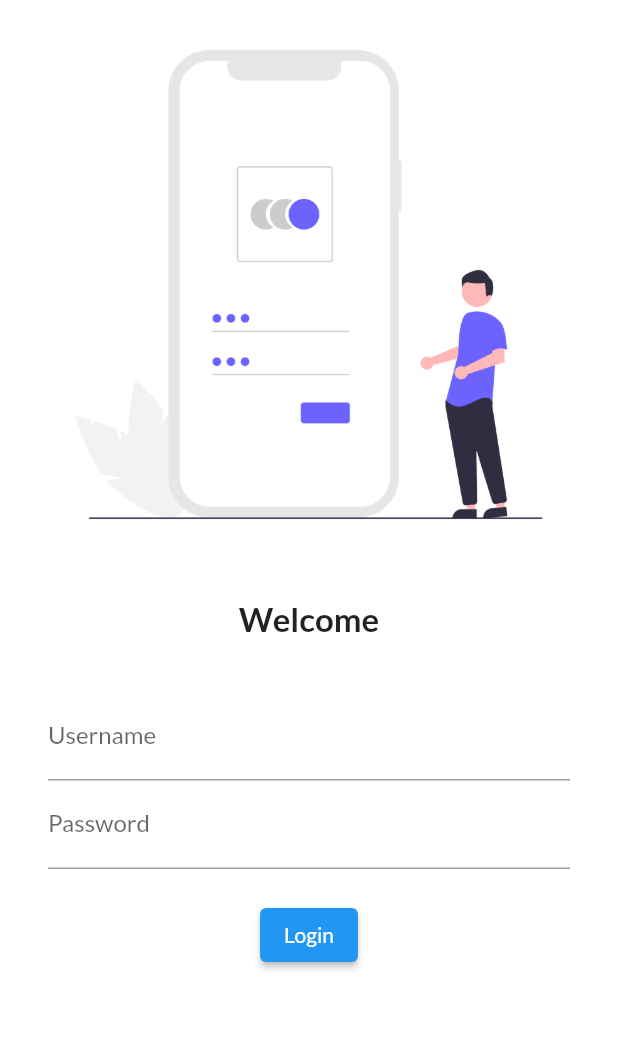
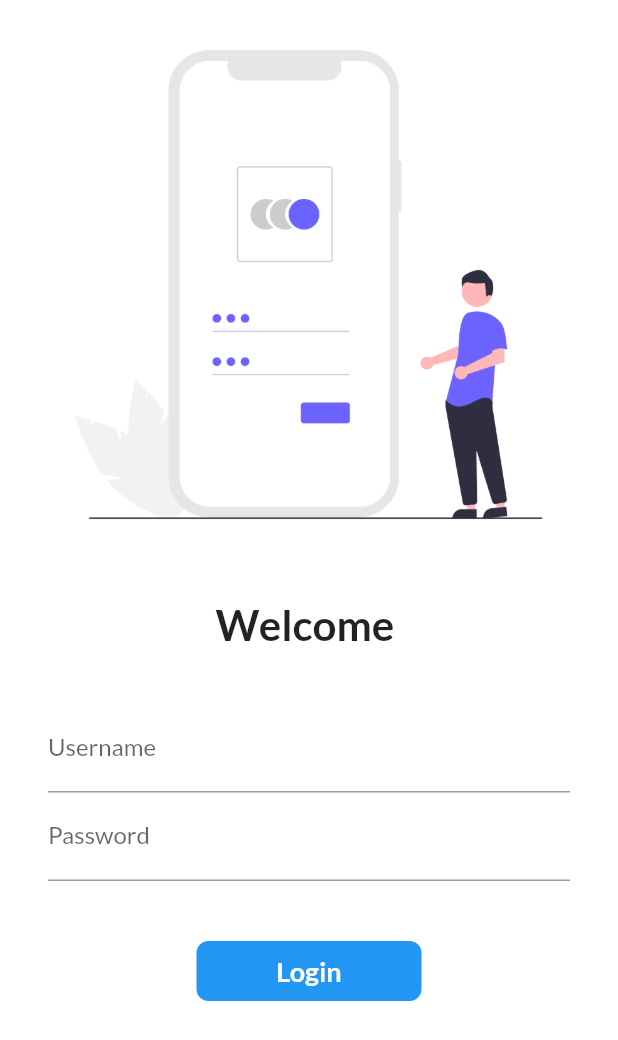
Before and after one commit to ritttwaj/30daysofflutter, a Flutter app: the screen it shows after launch, on a phone screen of 412 x 824 dp. Shown: the top 1040 px of the screen. Run offline on Flutter 3.47's test engine with Material 2 defaults, Android fonts, the phone set to English and light mode, and no system bars; our stand-ins replace google_fonts.

Commit message:
day 6 completed

```diff
--- a/lib/main.dart
+++ b/lib/main.dart
@@ -1,8 +1,10 @@
 import 'package:flutter/material.dart';
 import 'package:flutter_catalog/pages/home_page.dart';
 import 'package:flutter_catalog/pages/login_page.dart';
+import 'package:flutter_catalog/utils/routes.dart';
 import 'package:meta/meta_meta.dart';
 import 'package:google_fonts/google_fonts.dart';
+//git push --set-upstream origin
 
 void main(List<String> args) {
   runApp(Myapp());
@@ -20,6 +22,7 @@ class Myapp extends StatelessWidget {
         primarySwatch: Colors.blue,
         fontFamily: GoogleFonts.lato().fontFamily,
       ),
+      debugShowCheckedModeBanner: false,
       darkTheme: ThemeData(
         brightness: Brightness.light
 
@@ -28,8 +31,8 @@ class Myapp extends StatelessWidget {
 
       routes: {
         "/": (context) => LoginPage(),
-        "/home": (context) => HomePage(),
-        "/login":(context) => LoginPage()
+        MyRoute.homeRoute: (context) => HomePage(),
+        MyRoute.loginRoute:(context) => LoginPage()
       },
     );
   }
--- a/lib/pages/login_page.dart
+++ b/lib/pages/login_page.dart
@@ -1,14 +1,25 @@
 // ignore_for_file: prefer_const_constructors
 
 import 'package:flutter/material.dart';
+import 'package:flutter_catalog/utils/routes.dart';
 
-class LoginPage extends StatelessWidget {
+class LoginPage extends StatefulWidget {
   const LoginPage({super.key});
+
+  @override
+  State<LoginPage> createState() => _LoginPageState();
+}
+
+class _LoginPageState extends State<LoginPage> {
+
+  String name = "";
+  bool changeButton = false;
 
   @override
   Widget build(BuildContext context) {
     return Material(
       color: Colors.white,
+      child: SingleChildScrollView(
         child: Column(
           children: [
             Image.asset(
@@ -19,11 +30,12 @@ class LoginPage extends StatelessWidget {
               height: 20.0,
             ),
             Text(
-            "Welcome",
+              "Welcome $name",
                style: TextStyle(
-            fontSize: 22,
+              fontSize: 28,
               fontWeight: FontWeight.bold
-          ),),
+            ),
+          ),
             SizedBox(
               height: 20.0,
             ),
@@ -35,6 +47,11 @@ class LoginPage extends StatelessWidget {
                   hintText: "Enter username",
                   labelText: "Username",
                 ),
+                onChanged: (value){
+                  name = value;
+                  setState((){ });
+                },
+
               ),
               TextFormField(
                 obscureText: true,
@@ -44,20 +61,57 @@ class LoginPage extends StatelessWidget {
                 ),
               ),
               SizedBox(
-            height: 20.0,
+              height: 40.0,
               ),
 
-            ElevatedButton(
-              onPressed: () {
-                print("Hellow");
+              InkWell(
+                onTap: () async {
+                  setState(() {
+                    changeButton = true;
+
+                  });
+
+                  await Future.delayed(Duration(seconds: 1));
+                  Navigator.pushNamed(context, MyRoute.homeRoute);
                 },
-              child: Text("Login")
-            )
+                child: AnimatedContainer(
+                  duration: Duration(seconds: 1),
+                  width: changeButton? 50 : 150,
+                  height: 40,
+
+                  alignment: Alignment.center,
+                  child:changeButton? Icon(
+                    Icons.done,
+                    color: Colors.white,)
+                    : Text(
+                    "Login",
+                    style: TextStyle(
+                    color: Colors.white, fontWeight: FontWeight.bold, fontSize: 18,
+                    ),
+                   ),
+                   decoration:  BoxDecoration(
+                     color: Colors.blue,
+                  //   shape: changeButton? BoxShape.circle: BoxShape.rectangle,
+                     borderRadius: BorderRadius.circular(changeButton ? 50 : 8),
+                  ),
+                ),
+              ),
+
+              // ElevatedButton(
+              //   onPressed: () {
+              //     Navigator.pushNamed(context, MyRoute.homeRoute);
+              //   },
+              //   child: Text("Login"),
+              //   style: TextButton.styleFrom(minimumSize: Size(130, 50)),
+              // ),
+
+
 
               ],),
             ),
           ],
 
+        ),
       )
     );
   }
--- /dev/null
+++ b/lib/utils/routes.dart
@@ -0,0 +1,4 @@
+class MyRoute{
+  static String loginRoute = "/login";
+  static String homeRoute = "/home";
+}
```
Also changed, not shown: lib/pages/home_page.dart (line endings or trailing spaces). Lines whose indentation alone changed are shown as unchanged.
